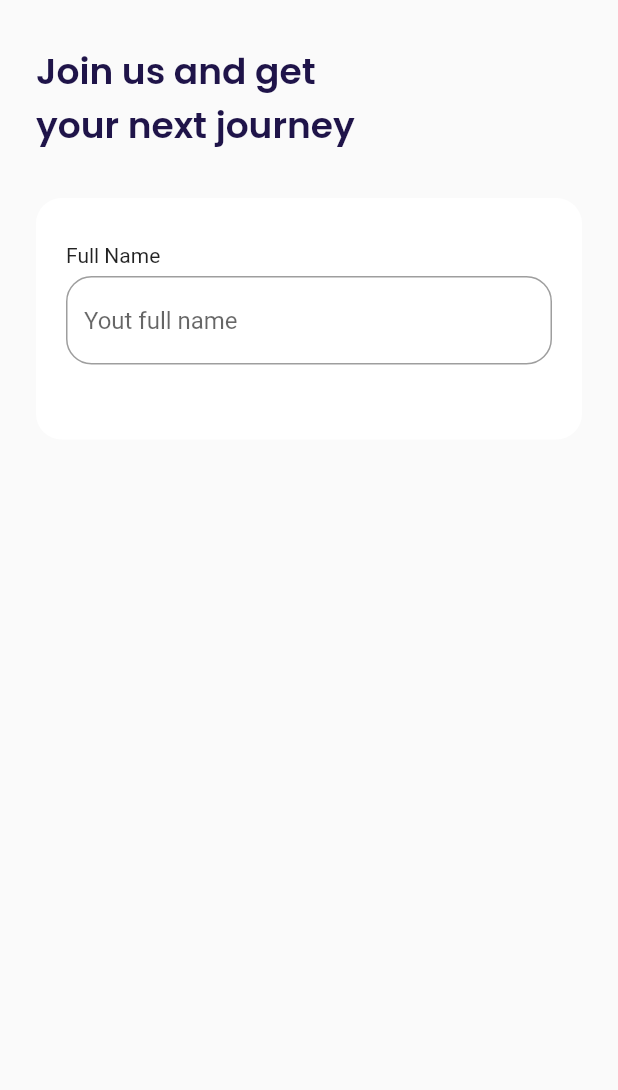
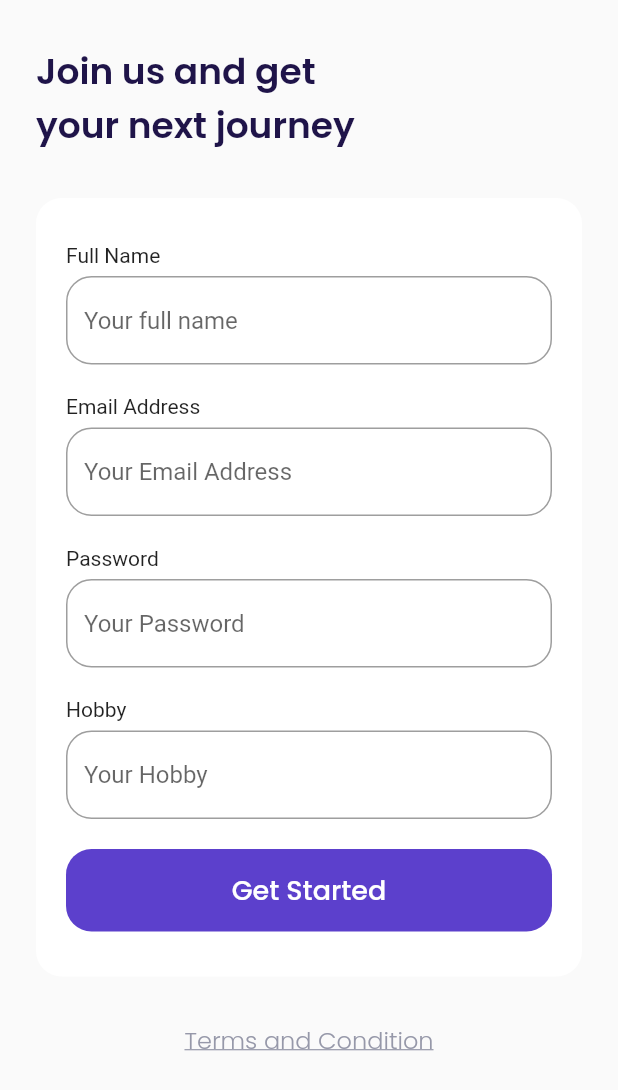
Before and after one commit to sudrajadsasmita/airplane, a Flutter app: the SignUpPage screen opened by its route, on a phone screen of 412 x 824 dp. Shown: the top 1090 px of the screen. Run offline on Flutter 3.47's test engine with Material 2 defaults, Android fonts, the phone set to English and light mode, and no system bars; our stand-ins replace google_fonts; missing offline and left inert: dart:ffi.

Commit message:
add page

```diff
--- a/lib/main.dart
+++ b/lib/main.dart
@@ -1,9 +1,10 @@
+import 'package:airplane/ui/pages/BonusPage.dart';
 import 'package:flutter/material.dart';
 import 'package:airplane/ui/pages/SplashPage.dart';
 import 'package:airplane/ui/pages/GetStartedPage.dart';
 import 'package:airplane/ui/pages/SignUpPage.dart';
 
-void main() => runApp(MyApp());
+void main() => runApp(const MyApp());
 
 class MyApp extends StatelessWidget {
   const MyApp({Key? key}) : super(key: key);
@@ -16,6 +17,7 @@ class MyApp extends StatelessWidget {
         "/": (context) => const SplashPage(),
         "/get-started": (context) => const GetStartedPage(),
         "/sign-up": (context) => const SignUpPage(),
+        "/bonus": (context) => const BonusPage()
       },
     );
   }
--- a/lib/ui/pages/GetStartedPage.dart
+++ b/lib/ui/pages/GetStartedPage.dart
@@ -47,7 +47,9 @@ class GetStartedPage extends StatelessWidget {
                   height: 55,
                   margin: const EdgeInsets.only(top: 50, bottom: 80),
                   child: TextButton(
-                    onPressed: () {},
+                    onPressed: () {
+                      Navigator.pushNamed(context, "/sign-up");
+                    },
                     style: TextButton.styleFrom(
                       backgroundColor: kPrimaryColor,
                       shape: RoundedRectangleBorder(
--- a/lib/ui/pages/SignUpPage.dart
+++ b/lib/ui/pages/SignUpPage.dart
@@ -20,7 +20,7 @@ class SignUpPage extends StatelessWidget {
     }
 
     Widget inputSection() {
-      Widget emailInput() {
+      Widget nameInput() {
         return Container(
           margin: const EdgeInsets.only(bottom: 20),
           child: Column(
@@ -30,8 +30,9 @@ class SignUpPage extends StatelessWidget {
               const SizedBox(height: 6),
               TextFormField(
                 cursorColor: kBlackColor,
+                obscureText: true,
                 decoration: InputDecoration(
-                  hintText: "Yout full name",
+                  hintText: "Your full name",
                   border: OutlineInputBorder(
                     borderRadius: BorderRadius.circular(defaultRadius),
                   ),
@@ -46,6 +47,109 @@ class SignUpPage extends StatelessWidget {
         );
       }
 
+      Widget emailInput() {
+        return Container(
+          margin: const EdgeInsets.only(bottom: 20),
+          child: Column(
+            crossAxisAlignment: CrossAxisAlignment.start,
+            children: [
+              const Text("Email Address"),
+              const SizedBox(height: 6),
+              TextFormField(
+                cursorColor: kBlackColor,
+                decoration: InputDecoration(
+                  hintText: "Your Email Address",
+                  border: OutlineInputBorder(
+                    borderRadius: BorderRadius.circular(defaultRadius),
+                  ),
+                  focusedBorder: OutlineInputBorder(
+                    borderRadius: BorderRadius.circular(defaultRadius),
+                    borderSide: BorderSide(color: kPrimaryColor),
+                  ),
+                ),
+              ),
+            ],
+          ),
+        );
+      }
+
+      Widget passwordInput() {
+        return Container(
+          margin: const EdgeInsets.only(bottom: 20),
+          child: Column(
+            crossAxisAlignment: CrossAxisAlignment.start,
+            children: [
+              const Text("Password"),
+              const SizedBox(height: 6),
+              TextFormField(
+                cursorColor: kBlackColor,
+                obscureText: true,
+                decoration: InputDecoration(
+                  hintText: "Your Password",
+                  border: OutlineInputBorder(
+                    borderRadius: BorderRadius.circular(defaultRadius),
+                  ),
+                  focusedBorder: OutlineInputBorder(
+                    borderRadius: BorderRadius.circular(defaultRadius),
+                    borderSide: BorderSide(color: kPrimaryColor),
+                  ),
+                ),
+              ),
+            ],
+          ),
+        );
+      }
+
+      Widget hobbyInput() {
+        return Container(
+          margin: const EdgeInsets.only(bottom: 20),
+          child: Column(
+            crossAxisAlignment: CrossAxisAlignment.start,
+            children: [
+              const Text("Hobby"),
+              const SizedBox(height: 6),
+              TextFormField(
+                cursorColor: kBlackColor,
+                decoration: InputDecoration(
+                  hintText: "Your Hobby",
+                  border: OutlineInputBorder(
+                    borderRadius: BorderRadius.circular(defaultRadius),
+                  ),
+                  focusedBorder: OutlineInputBorder(
+                    borderRadius: BorderRadius.circular(defaultRadius),
+                    borderSide: BorderSide(color: kPrimaryColor),
+                  ),
+                ),
+              ),
+            ],
+          ),
+        );
+      }
+
+      Widget submitButton() {
+        return Container(
+          width: double.infinity,
+          height: 55,
+          child: TextButton(
+            onPressed: () {
+              Navigator.pushNamed(context, "/bonus");
+            },
+            style: TextButton.styleFrom(
+                backgroundColor: kPrimaryColor,
+                shape: RoundedRectangleBorder(
+                  borderRadius: BorderRadius.circular(defaultRadius),
+                )),
+            child: Text(
+              "Get Started",
+              style: whiteTextStyle.copyWith(
+                fontSize: 18,
+                fontWeight: medium,
+              ),
+            ),
+          ),
+        );
+      }
+
       return Container(
         margin: const EdgeInsets.only(top: 30),
         padding: const EdgeInsets.symmetric(horizontal: 20, vertical: 30),
@@ -55,8 +159,30 @@ class SignUpPage extends StatelessWidget {
         ),
         child: Column(
           children: [
+            nameInput(),
             emailInput(),
+            passwordInput(),
+            hobbyInput(),
+            submitButton(),
           ],
+        ),
+      );
+    }
+
+    Widget tacButton() {
+      return Container(
+        alignment: Alignment.center,
+        margin: const EdgeInsets.only(
+          top: 30,
+          bottom: 73,
+        ),
+        child: Text(
+          "Terms and Condition",
+          style: greyTextStyle.copyWith(
+            fontSize: 16,
+            fontWeight: light,
+            decoration: TextDecoration.underline,
+          ),
         ),
       );
     }
@@ -71,6 +197,7 @@ class SignUpPage extends StatelessWidget {
           children: [
             title(),
             inputSection(),
+            tacButton(),
           ],
         ),
       ),
```
Also changed, not shown: lib/ui/pages/BonusPage.dart (added, +64 -0 lines).
